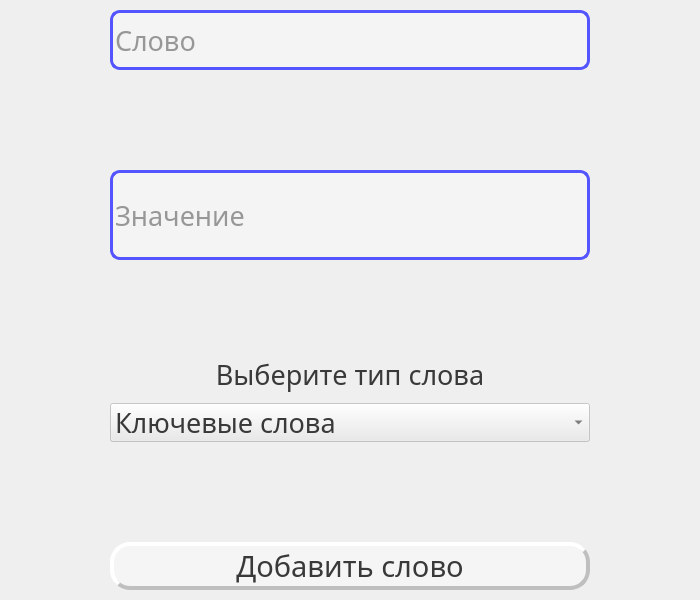
First picture: the form in chooseword.ui, repository realeedd/techEng, before the edit.
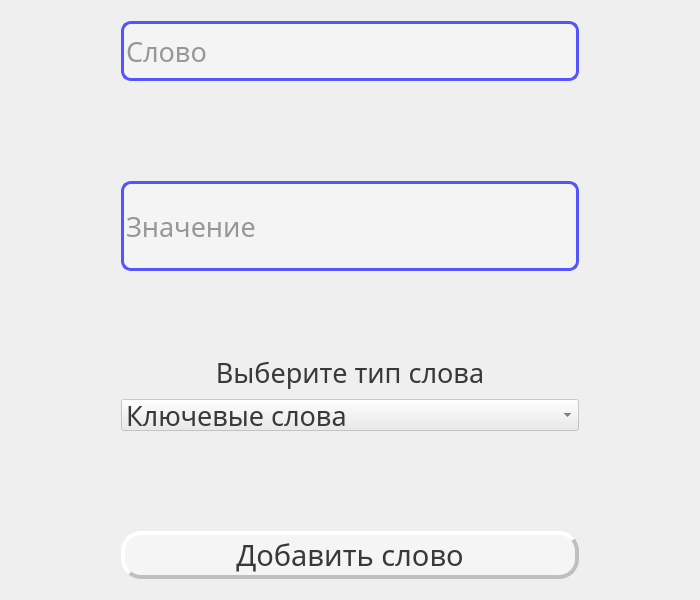
Second picture: the form after the edit.

The edit to the form file:
```diff
--- a/chooseword.ui
+++ b/chooseword.ui
@@ -1,7 +1,7 @@
 <?xml version="1.0" encoding="UTF-8"?>
 <ui version="4.0">
  <class>TechEng</class>
- <widget class="QMainWindow" name="TechEng">
+ <widget class="QWidget" name="TechEng">
   <property name="geometry">
    <rect>
     <x>0</x>
@@ -31,7 +31,8 @@
   <property name="windowTitle">
    <string>TechEng</string>
   </property>
-  <widget class="QWidget" name="centralwidget">
+  <layout class="QVBoxLayout" name="verticalLayout_4">
+   <item>
    <layout class="QVBoxLayout" name="verticalLayout_2">
     <property name="leftMargin">
      <number>10</number>
@@ -218,7 +219,8 @@
      </layout>
     </item>
    </layout>
-  </widget>
+   </item>
+  </layout>
  </widget>
  <resources/>
  <connections/>
```
Lines whose indentation alone changed are shown as unchanged.
